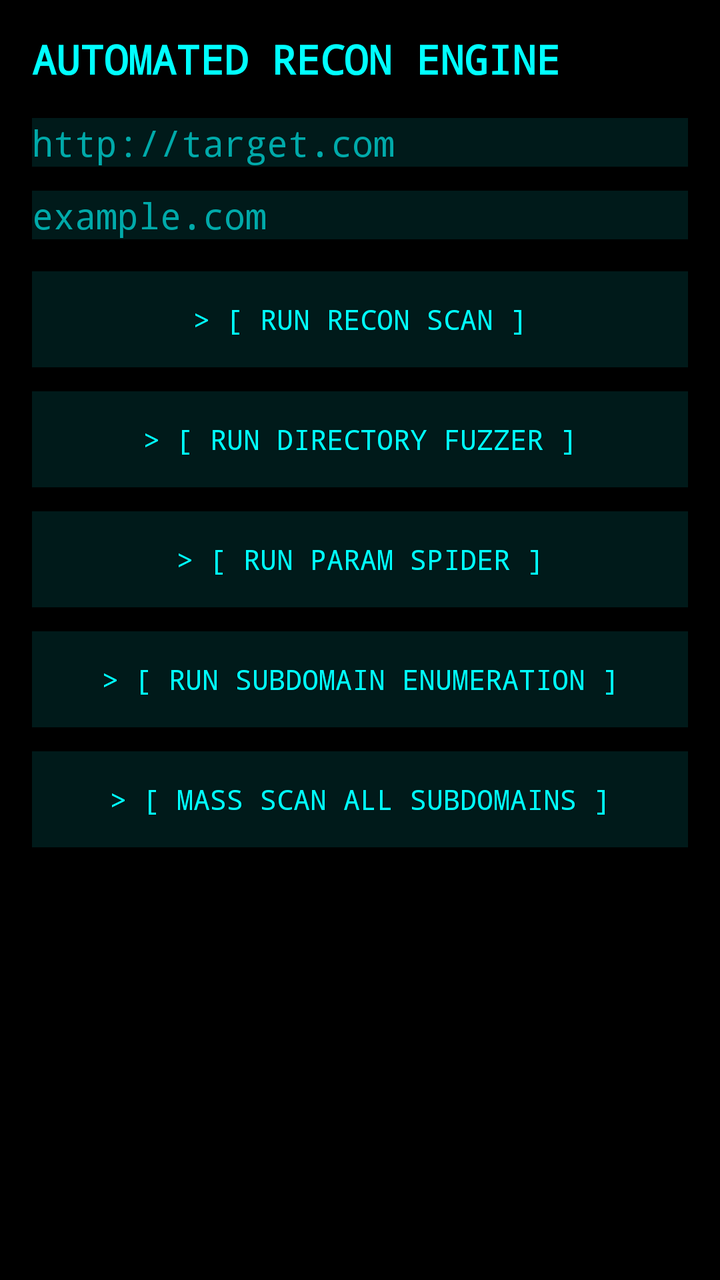
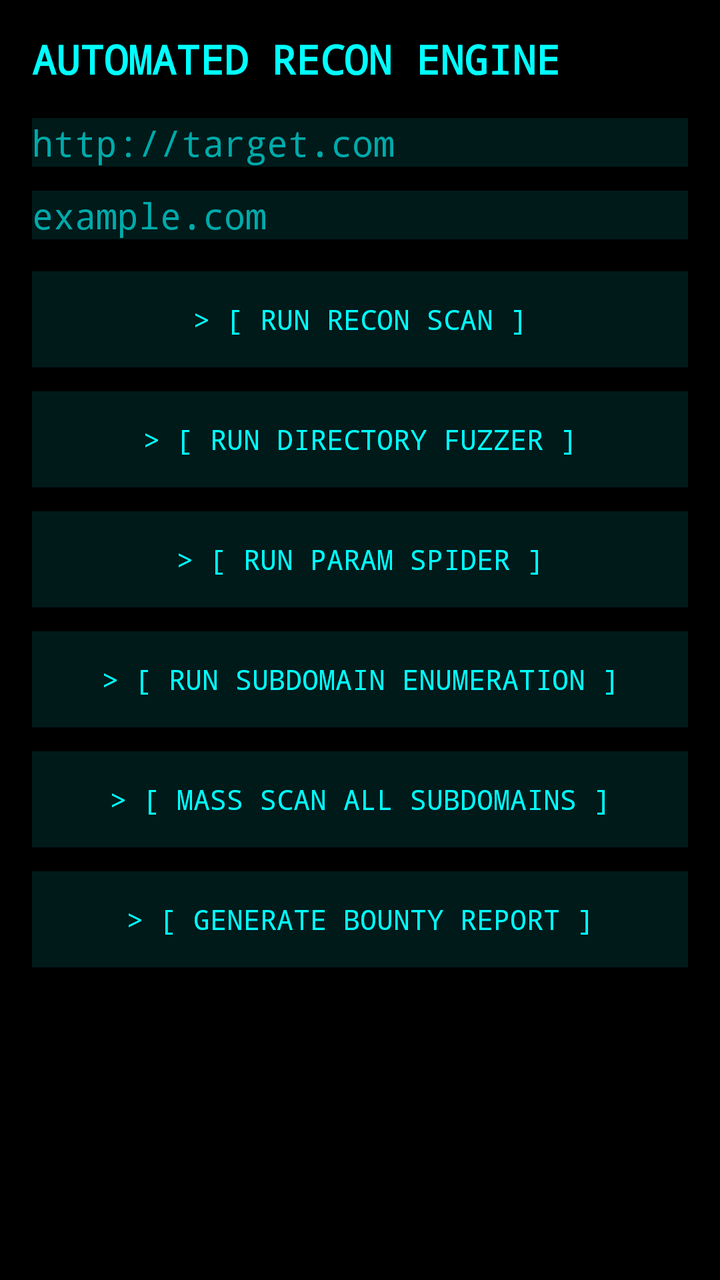

Screens rendered from an Android XML layout before and after an edit, with the pre-edit source and the edit as a unified diff.
<!-- AndroidManifest.xml: application theme Theme.AppCompat -->
<!-- res/layout/activity_recon.xml -->
<?xml version="1.0" encoding="utf-8"?>
<LinearLayout xmlns:android="http://schemas.android.com/apk/res/android"
    android:layout_width="match_parent"
    android:layout_height="match_parent"
    android:background="#000000"
    android:orientation="vertical"
    android:padding="16dp">

    <TextView
        android:layout_width="match_parent"
        android:layout_height="wrap_content"
        android:fontFamily="monospace"
        android:text="AUTOMATED RECON ENGINE"
        android:textColor="#00FFFF"
        android:textSize="20sp"
        android:textStyle="bold" />

    <EditText
        android:id="@+id/urlInput"
        android:layout_width="match_parent"
        android:layout_height="wrap_content"
        android:layout_marginTop="16dp"
        android:background="#001a1a"
        android:fontFamily="monospace"
        android:hint="http://target.com"
        android:inputType="textUri"
        android:textColor="#00FFFF"
        android:textColorHint="#00AAAA" />

    <EditText
        android:id="@+id/domainInput"
        android:layout_width="match_parent"
        android:layout_height="wrap_content"
        android:layout_marginTop="12dp"
        android:background="#001a1a"
        android:fontFamily="monospace"
        android:hint="example.com"
        android:inputType="text"
        android:textColor="#00FFFF"
        android:textColorHint="#00AAAA" />

    <Button
        android:id="@+id/runButton"
        android:layout_width="match_parent"
        android:layout_height="wrap_content"
        android:layout_marginTop="16dp"
        android:background="#001a1a"
        android:fontFamily="monospace"
        android:text="> [ RUN RECON SCAN ]"
        android:textColor="#00FFFF" />

    <Button
        android:id="@+id/fuzzButton"
        android:layout_width="match_parent"
        android:layout_height="wrap_content"
        android:layout_marginTop="12dp"
        android:background="#001a1a"
        android:fontFamily="monospace"
        android:text="> [ RUN DIRECTORY FUZZER ]"
        android:textColor="#00FFFF" />

    <Button
        android:id="@+id/paramButton"
        android:layout_width="match_parent"
        android:layout_height="wrap_content"
        android:layout_marginTop="12dp"
        android:background="#001a1a"
        android:fontFamily="monospace"
        android:text="> [ RUN PARAM SPIDER ]"
        android:textColor="#00FFFF" />

    <Button
        android:id="@+id/subdomainButton"
        android:layout_width="match_parent"
        android:layout_height="wrap_content"
        android:layout_marginTop="12dp"
        android:background="#001a1a"
        android:fontFamily="monospace"
        android:text="> [ RUN SUBDOMAIN ENUMERATION ]"
        android:textColor="#00FFFF" />

    <Button
        android:id="@+id/massScanButton"
        android:layout_width="match_parent"
        android:layout_height="wrap_content"
        android:layout_marginTop="12dp"
        android:background="#001a1a"
        android:fontFamily="monospace"
        android:text="> [ MASS SCAN ALL SUBDOMAINS ]"
        android:textColor="#00FFFF" />

    <ProgressBar
        android:id="@+id/progressBar"
        style="?android:attr/progressBarStyleLarge"
        android:layout_width="wrap_content"
        android:layout_height="wrap_content"
        android:layout_gravity="center"
        android:layout_marginTop="16dp"
        android:visibility="gone" />

    <ScrollView
        android:layout_width="match_parent"
        android:layout_height="0dp"
        android:layout_marginTop="12dp"
        android:layout_weight="1">

        <TextView
            android:id="@+id/reportText"
            android:layout_width="match_parent"
            android:layout_height="wrap_content"
            android:fontFamily="monospace"
            android:textColor="#00FFAA"
            android:textSize="14sp" />
    </ScrollView>
</LinearLayout>
<!-- resources referenced by this layout -->
<resources>

</resources>

<!-- the commit's change to res/layout/activity_recon.xml (unified diff, before → after) -->
@@ -89,6 +89,16 @@
         android:text="> [ MASS SCAN ALL SUBDOMAINS ]"
         android:textColor="#00FFFF" />
 
+    <Button
+        android:id="@+id/reportButton"
+        android:layout_width="match_parent"
+        android:layout_height="wrap_content"
+        android:layout_marginTop="12dp"
+        android:background="#001a1a"
+        android:fontFamily="monospace"
+        android:text="> [ GENERATE BOUNTY REPORT ]"
+        android:textColor="#00FFFF" />
+
     <ProgressBar
         android:id="@+id/progressBar"
         style="?android:attr/progressBarStyleLarge"
